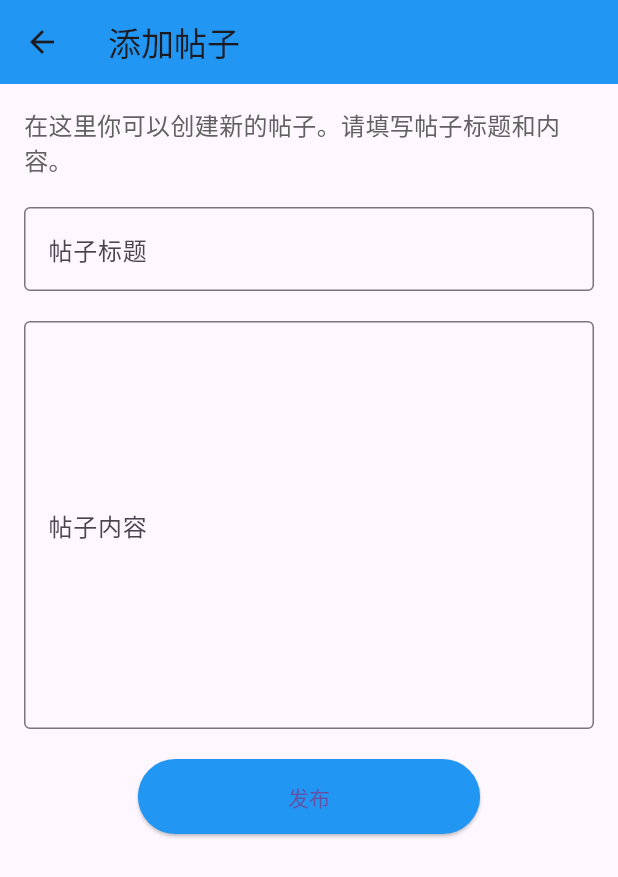
After one commit to game-diot/flutter-test, a Flutter app: the AddPage screen opened by its route, on a phone screen of 412 x 824 dp. The commit adds this screen. Shown: the top 877 px of the screen. Run offline on Flutter 3.47's test engine with Material 3 defaults, Android fonts, the phone set to English and light mode, and no system bars.

Commit message:
添加add发布页面
添加add发布页面

```diff
--- /dev/null
+++ b/lib/add_page/add.dart
@@ -0,0 +1,82 @@
+import 'package:flutter/material.dart';
+
+class AddPage extends StatefulWidget {
+  @override
+  _AddPageState createState() => _AddPageState();
+}
+
+class _AddPageState extends State<AddPage> {
+  // 用于保存用户输入的标题和正文内容
+  TextEditingController _titleController = TextEditingController();
+  TextEditingController _contentController = TextEditingController();
+
+  @override
+  Widget build(BuildContext context) {
+    return Scaffold(
+      appBar: AppBar(
+        leading: IconButton(
+          icon: Icon(Icons.arrow_back), // 返回箭头
+          onPressed: () {
+            Navigator.pop(context); // 点击返回按钮时，返回上一页
+          },
+        ),
+        title: Text('添加帖子'), // 页面标题
+        backgroundColor: Colors.blue,
+      ),
+      body: Padding(
+        padding: EdgeInsets.all(16.0),
+        child: Column(
+          crossAxisAlignment: CrossAxisAlignment.start,
+          children: [
+            // 页面介绍
+            Text(
+              '在这里你可以创建新的帖子。请填写帖子标题和内容。',
+              style: TextStyle(fontSize: 16, color: Colors.grey[700]),
+            ),
+            SizedBox(height: 20), // 空间间隔
+
+            // 标题输入框
+            TextField(
+              controller: _titleController,
+              decoration: InputDecoration(
+                labelText: '帖子标题',
+                border: OutlineInputBorder(),
+              ),
+            ),
+            SizedBox(height: 20), // 空间间隔
+
+            // 正文输入框
+            TextField(
+              controller: _contentController,
+              maxLines: 10, // 设置最大行数，表示这是一个多行输入框
+              decoration: InputDecoration(
+                labelText: '帖子内容',
+                border: OutlineInputBorder(),
+              ),
+            ),
+            SizedBox(height: 20), // 空间间隔
+
+            // 发布按钮
+            Center(
+              child: ElevatedButton(
+                onPressed: () {
+                  // 在这里你可以处理发布逻辑，例如保存数据、提交到服务器等
+                  String title = _titleController.text;
+                  String content = _contentController.text;
+                  // 例如输出标题和内容
+                  print('标题: $title');
+                  print('内容: $content');
+                },
+                child: Text('发布'),
+                style: ElevatedButton.styleFrom(
+                  backgroundColor: Colors.blue, // 按钮颜色
+                  padding: EdgeInsets.symmetric(horizontal: 100, vertical: 15),
+                ),
+              ),
+            ),
+          ],
+        ),
+      ),
+    );
+  }
+}
--- a/lib/main.dart
+++ b/lib/main.dart
@@ -2,7 +2,8 @@ import 'package:flutter/material.dart';
 import 'home_page/home.dart'; // 引入 HomePage
 import 'splash_screen_page/splash_screen.dart'; // 引入 SplashScreen
 import 'news_page/news.dart'; // 引入 NewsPage
-
+import 'forum_page/forum.dart'; // 引入 ForumPage
+import 'add_page/add.dart';
 void main() {
   runApp(MyApp());
 }
@@ -18,8 +19,10 @@ class MyApp extends StatelessWidget {
      initialRoute: '/', // 设置初始路由
       routes: {
         '/': (context) => SplashScreen(), // 路由映射，加载启动页
-        '/home': (context) => NewsPage(), // 路由映射，加载主页
-
+        '/home': (context) => AddPage(), // 路由映射，加载主页
+        '/forum': (context) => ForumPage(), // 路由映射，加载论坛页面
+        '/add': (context) => AddPage(), // 路由映射，加载添加页面
+        '/news': (context) => NewsPage(), // 路由映射，加载新闻页面
       },
     );
   }
```
Also changed, not shown: lib/forum_page/forum.dart (+55 -0 lines), lib/forum_page/header/header.dart (added, +86 -0 lines).
